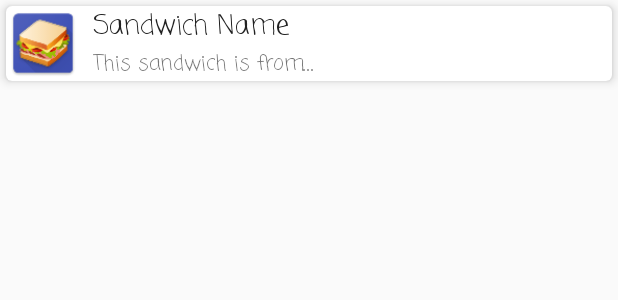
After one commit to csovan/sandwich-club, an Android app: the layout item_sandwich.xml on its own in the app's theme, with its tools: preview values and no code run, on a phone screen of 412 x 824 dp. The commit adds this screen. Shown: the top 300 px of the screen. Run offline under Robolectric (Android 15) with nearby library versions, the phone set to English and light mode, and no system bars.

Commit message:
Replace list view with recylcer view

```diff
--- a/app/src/main/AndroidManifest.xml
+++ b/app/src/main/AndroidManifest.xml
@@ -1,5 +1,6 @@
 <?xml version="1.0" encoding="utf-8"?>
 <manifest xmlns:android="http://schemas.android.com/apk/res/android"
+    xmlns:tools="http://schemas.android.com/tools"
     package="com.udacity.sandwichclub">
 
     <uses-permission android:name="android.permission.INTERNET" />
@@ -10,7 +11,8 @@
         android:label="@string/app_name"
         android:roundIcon="@mipmap/ic_launcher_round"
         android:supportsRtl="true"
-        android:theme="@style/AppTheme">
+        android:theme="@style/AppTheme.NoActionBar"
+        tools:ignore="AllowBackup,GoogleAppIndexingWarning">
         <activity android:name=".MainActivity">
             <intent-filter>
                 <action android:name="android.intent.action.MAIN" />
--- a/app/src/main/java/com/udacity/sandwichclub/DetailActivity.java
+++ b/app/src/main/java/com/udacity/sandwichclub/DetailActivity.java
@@ -4,12 +4,11 @@ import android.content.Intent;
 import android.os.Bundle;
 import android.support.v7.app.AppCompatActivity;
 import android.text.TextUtils;
-import android.util.Log;
 import android.widget.ImageView;
 import android.widget.TextView;
 import android.widget.Toast;
 
-import com.squareup.picasso.Picasso;
+import com.bumptech.glide.Glide;
 import com.udacity.sandwichclub.model.Sandwich;
 import com.udacity.sandwichclub.utils.JsonUtils;
 
@@ -30,6 +29,7 @@ public class DetailActivity extends AppCompatActivity {
             closeOnError();
         }
 
+        assert intent != null;
         int position = intent.getIntExtra(EXTRA_POSITION, DEFAULT_POSITION);
         if (position == DEFAULT_POSITION) {
             // EXTRA_POSITION not found in intent
@@ -47,7 +47,7 @@ public class DetailActivity extends AppCompatActivity {
         }
 
         populateUI(sandwich);
-        Picasso.with(this)
+        Glide.with(this)
                 .load(sandwich.getImage())
                 .into(ingredientsIv);
 
--- a/app/src/main/java/com/udacity/sandwichclub/utils/JsonUtils.java
+++ b/app/src/main/java/com/udacity/sandwichclub/utils/JsonUtils.java
@@ -1,6 +1,4 @@
 package com.udacity.sandwichclub.utils;
-
-import android.util.Log;
 
 import com.udacity.sandwichclub.model.Sandwich;
 
--- /dev/null
+++ b/app/src/main/res/layout/item_sandwich.xml
@@ -0,0 +1,63 @@
+<?xml version="1.0" encoding="utf-8"?>
+<android.support.v7.widget.CardView
+    xmlns:android="http://schemas.android.com/apk/res/android"
+    xmlns:app="http://schemas.android.com/apk/res-auto"
+    android:id="@+id/card_view_sandwich"
+    android:layout_width="match_parent"
+    android:layout_height="wrap_content"
+    android:clickable="true"
+    android:focusable="true"
+    android:foreground="?android:attr/selectableItemBackground"
+    app:cardCornerRadius="4dp"
+    android:layout_marginTop="4dp"
+    android:layout_marginStart="4dp"
+    android:layout_marginEnd="4dp"
+    android:layout_marginBottom="0dp"
+    app:cardElevation="4dp" >
+
+    <android.support.constraint.ConstraintLayout
+        android:layout_width="match_parent"
+        android:layout_height="match_parent">
+
+        <ImageView
+            android:id="@+id/image_view_sandwich_picture"
+            android:layout_width="0dp"
+            android:layout_height="0dp"
+            app:layout_constraintDimensionRatio="1:1"
+            android:contentDescription="@string/image_view_sandwich_desc"
+            app:layout_constraintBottom_toBottomOf="parent"
+            app:layout_constraintStart_toStartOf="parent"
+            app:layout_constraintTop_toTopOf="parent"
+            app:srcCompat="@mipmap/ic_launcher" />
+
+        <TextView
+            android:id="@+id/text_view_sandwich_name"
+            android:layout_width="0dp"
+            android:layout_height="wrap_content"
+            android:layout_marginStart="8dp"
+            android:layout_marginLeft="8dp"
+            android:fontFamily="casual"
+            android:text="@string/sandwich_name"
+            android:textAppearance="@style/TextAppearance.AppCompat.Medium"
+            android:textColor="@color/primary_text"
+            app:layout_constraintStart_toEndOf="@+id/image_view_sandwich_picture"
+            app:layout_constraintTop_toTopOf="parent" />
+
+        <TextView
+            android:id="@+id/text_view_sandwich_description"
+            android:layout_width="0dp"
+            android:layout_height="wrap_content"
+            android:layout_marginStart="8dp"
+            android:layout_marginLeft="8dp"
+            android:layout_marginEnd="8dp"
+            android:layout_marginRight="8dp"
+            android:ellipsize="end"
+            android:fontFamily="casual"
+            android:maxLines="3"
+            android:text="@string/sandwich_description"
+            app:layout_constraintEnd_toEndOf="parent"
+            app:layout_constraintStart_toEndOf="@+id/image_view_sandwich_picture"
+            app:layout_constraintTop_toBottomOf="@+id/text_view_sandwich_name" />
+
+    </android.support.constraint.ConstraintLayout>
+</android.support.v7.widget.CardView>
--- a/app/src/main/res/values/strings.xml
+++ b/app/src/main/res/values/strings.xml
@@ -12,6 +12,11 @@
 
     <!-- Error messages-->
     <string name="detail_error_message">Sandwich data not available</string>
+    <!-- Main Activity -->
+    <string name="image_view_sandwich_desc">Sandwich Picture</string>
+    <string name="sandwich_name">Sandwich Name</string>
+    <string name="sandwich_description">This sandwich is from…</string>
+    <string name="image_view_chevron_right_desc">Chevron Right</string>
 
     <string-array name="sandwich_names">
         <item>Ham and cheese sandwich</item>
--- a/app/src/main/res/values/styles.xml
+++ b/app/src/main/res/values/styles.xml
@@ -8,4 +8,13 @@
         <item name="colorAccent">@color/colorAccent</item>
     </style>
 
+    <style name="AppTheme.NoActionBar">
+        <item name="windowActionBar">false</item>
+        <item name="windowNoTitle">true</item>
+    </style>
+
+    <style name="AppBarOverlay" parent="ThemeOverlay.AppCompat.Dark.ActionBar"/>
+
+    <style name="PopupOverlay" parent="ThemeOverlay.AppCompat.Light" />
+
 </resources>
--- a/build.gradle
+++ b/build.gradle
@@ -10,7 +10,7 @@ buildscript {
         google()
     }
     dependencies {
-        classpath 'com.android.tools.build:gradle:3.1.2'
+        classpath 'com.android.tools.build:gradle:3.4.1'
 
         // NOTE: Do not place your application dependencies here; they belong
         // in the individual module build.gradle files
```
Also changed, not shown: app/build.gradle (+11 -3 lines), app/src/main/java/com/udacity/sandwichclub/MainActivity.java (+46 -21 lines), app/src/main/java/com/udacity/sandwichclub/SandwichAdapter.java (added, +96 -0 lines), app/src/main/java/com/udacity/sandwichclub/utils/AppGlideModuleHelper.java (added, +22 -0 lines), app/src/main/res/drawable/ic_chevron_right.xml (added, +9 -0 lines), app/src/main/res/layout/activity_main.xml (+39 -5 lines), gradle/wrapper/gradle-wrapper.properties.
